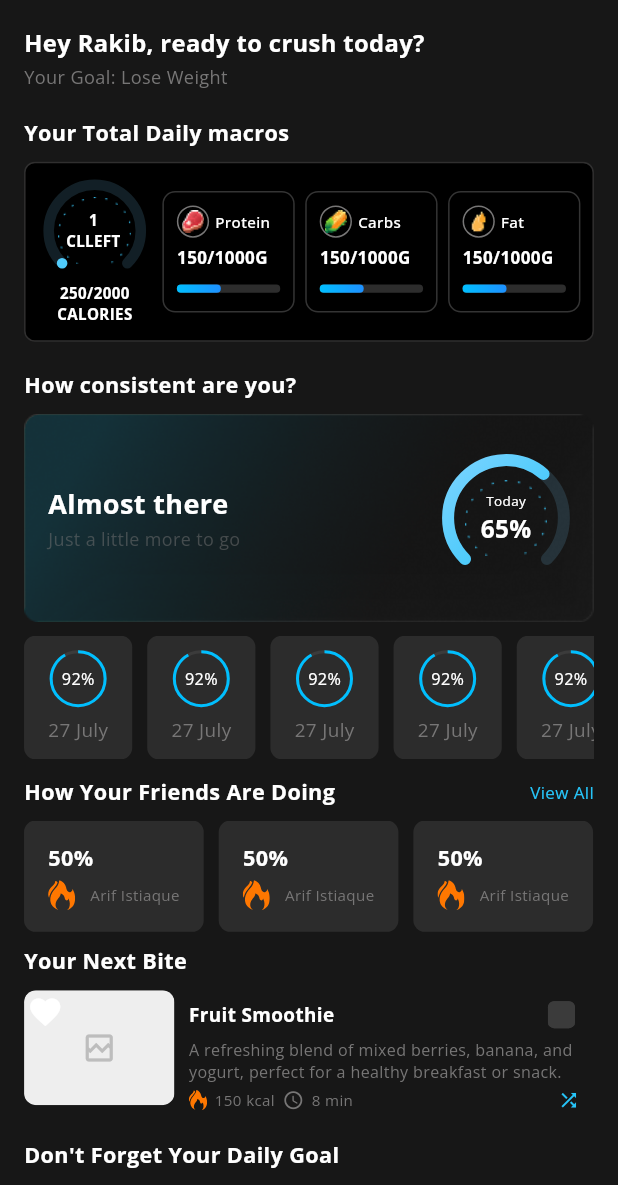
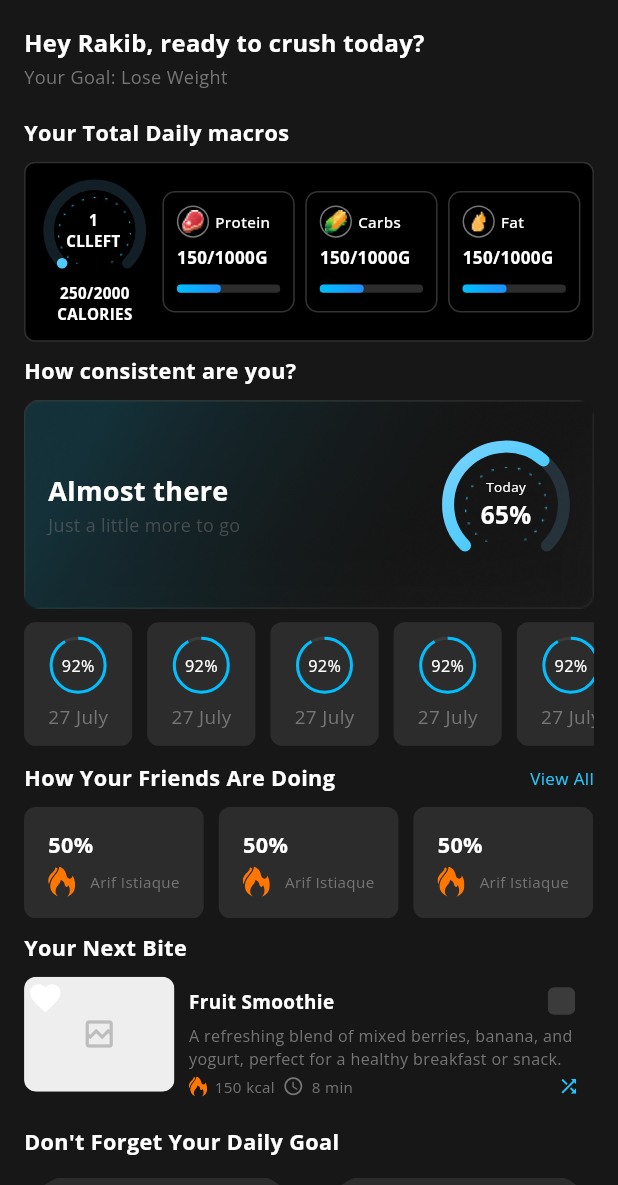
Before and after one commit to RakibulIslam10/Tailored-Eats, a Flutter app: the HomeScreenMobile screen opened directly, on a phone screen of 412 x 824 dp, the part 51-1236 px from its top. Run offline on Flutter 3.47's test engine with Material 3 defaults, Android fonts, the phone set to English and light mode, and no system bars; drawn by our look-alikes of cached_network_image; our stand-ins replace country_picker, fl_chart, flutter_screenutil, flutter_svg, get, get_storage and 5 more; accounts and stored records are empty; network calls fail.

Commit message:
issue fixed

```diff
--- a/lib/views/home/screen/home_screen_mobile.dart
+++ b/lib/views/home/screen/home_screen_mobile.dart
@@ -22,7 +22,6 @@ class HomeScreenMobile extends GetView<HomeController> {
               padding: Dimensions.heightSize.edgeBottom,
             ),
             const NutrientCardWidget(),
-            Space.height.v10,
             TextWidget(
               'How consistent are you?',
               fontWeight: FontWeight.bold,
```
